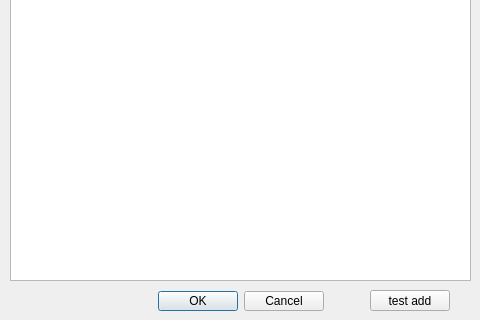
The window that addtagform.ui (Pinadva/Job) describes before a commit, drawn with Qt 5; both pictures show x 0 to 480 and y 160 to 480 of the 480 by 480 pixel window.
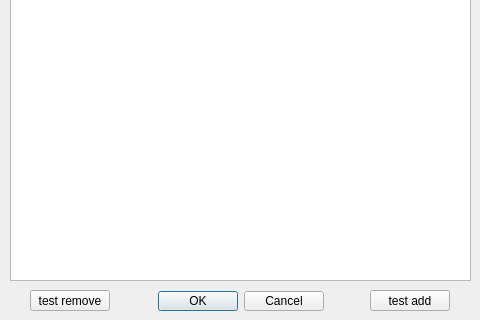
The same window after the commit.

The edit to the form file:
```diff
--- a/addtagform.ui
+++ b/addtagform.ui
@@ -58,6 +58,19 @@
     </rect>
    </property>
   </widget>
+  <widget class="QPushButton" name="pushButton">
+   <property name="geometry">
+    <rect>
+     <x>30</x>
+     <y>450</y>
+     <width>80</width>
+     <height>21</height>
+    </rect>
+   </property>
+   <property name="text">
+    <string>test remove</string>
+   </property>
+  </widget>
  </widget>
  <resources/>
  <connections>
```
